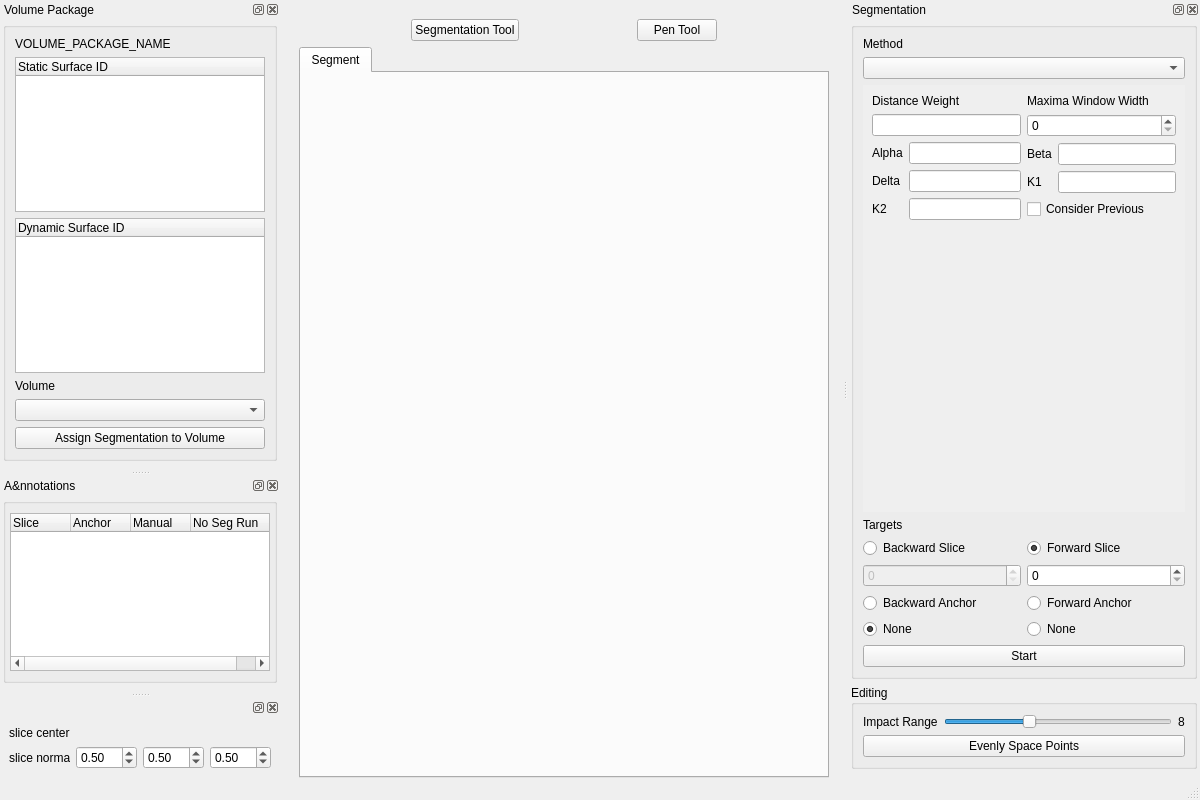
Before: the Qt Designer form volume-cartographer/apps/VC3D/VCMain.ui in SuperOptimizer/villa, drawn with Qt 5.
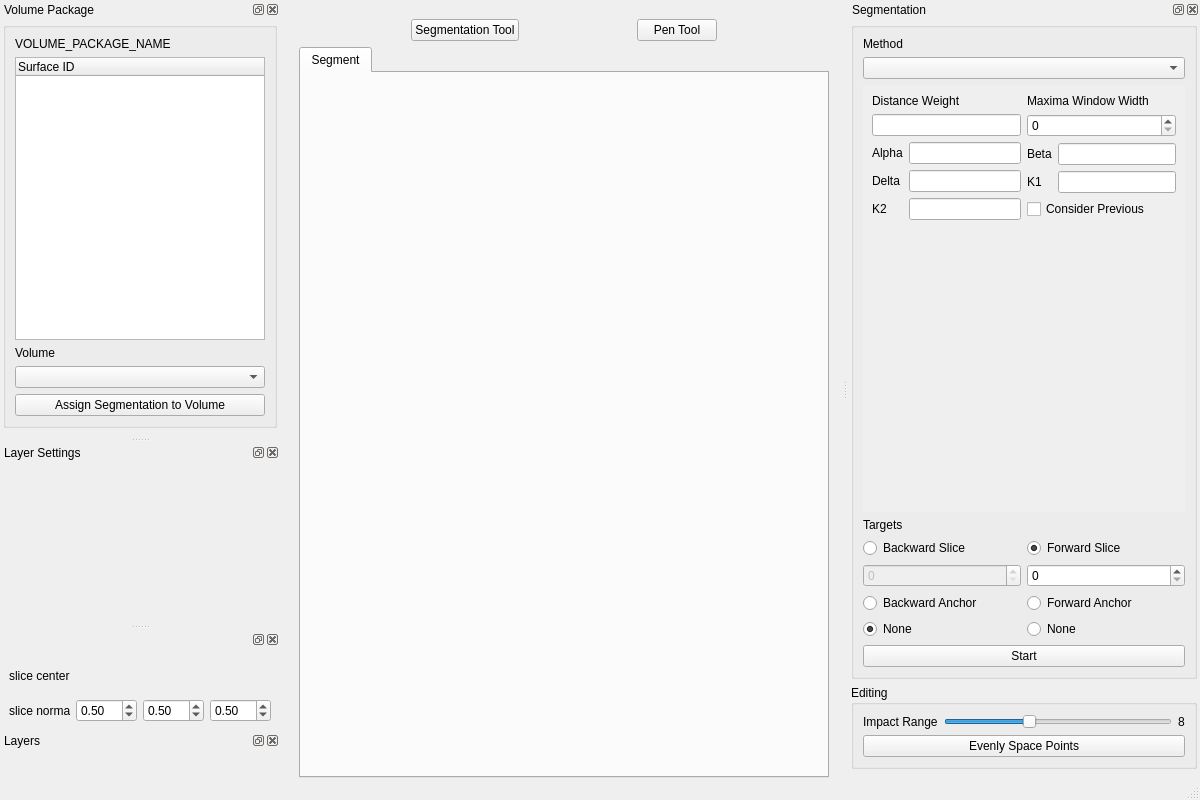
After: the same form once the commit is applied. Icons and pictures are not drawn.

Commit message: gui frameworks for interactive op settings

Diff of the .ui file:
```diff
--- a/volume-cartographer/apps/VC3D/VCMain.ui
+++ b/volume-cartographer/apps/VC3D/VCMain.ui
@@ -209,34 +209,7 @@
             </attribute>
             <column>
              <property name="text">
-              <string>Static Surface ID</string>
-             </property>
-            </column>
-           </widget>
-          </item>
-          <item>
-           <widget class="QTreeWidget" name="treeWidgetDynamicSurfaces">
-            <property name="indentation">
-             <number>0</number>
-            </property>
-            <property name="columnCount">
-             <number>1</number>
-            </property>
-            <attribute name="headerVisible">
-             <bool>true</bool>
-            </attribute>
-            <attribute name="headerMinimumSectionSize">
-             <number>50</number>
-            </attribute>
-            <attribute name="headerDefaultSectionSize">
-             <number>120</number>
-            </attribute>
-            <attribute name="headerStretchLastSection">
-             <bool>true</bool>
-            </attribute>
-            <column>
-             <property name="text">
-              <string>Dynamic Surface ID</string>
+              <string>Surface ID</string>
              </property>
             </column>
            </widget>
@@ -283,7 +256,7 @@
     <set>Qt::DockWidgetArea::LeftDockWidgetArea|Qt::DockWidgetArea::RightDockWidgetArea</set>
    </property>
    <property name="windowTitle">
-    <string>A&amp;nnotations</string>
+    <string>Layer Settings</string>
    </property>
    <attribute name="dockWidgetArea">
     <number>1</number>
@@ -292,90 +265,7 @@
     <property name="enabled">
      <bool>true</bool>
     </property>
-    <layout class="QVBoxLayout" name="verticalLayout_5">
-     <property name="leftMargin">
-      <number>3</number>
-     </property>
-     <property name="topMargin">
-      <number>3</number>
-     </property>
-     <property name="rightMargin">
-      <number>3</number>
-     </property>
-     <property name="bottomMargin">
-      <number>9</number>
-     </property>
-     <item>
-      <layout class="QVBoxLayout" name="verticalLayout">
-       <item>
-        <widget class="QGroupBox" name="groupBox">
-         <property name="title">
-          <string/>
-         </property>
-         <property name="flat">
-          <bool>false</bool>
-         </property>
-         <layout class="QVBoxLayout" name="verticalLayout_6">
-          <property name="leftMargin">
-           <number>4</number>
-          </property>
-          <property name="rightMargin">
-           <number>4</number>
-          </property>
-          <item>
-           <widget class="QTreeWidget" name="treeWidgetAnnotations">
-            <property name="enabled">
-             <bool>true</bool>
-            </property>
-            <property name="editTriggers">
-             <set>QAbstractItemView::EditTrigger::NoEditTriggers</set>
-            </property>
-            <property name="indentation">
-             <number>0</number>
-            </property>
-            <property name="itemsExpandable">
-             <bool>true</bool>
-            </property>
-            <property name="sortingEnabled">
-             <bool>false</bool>
-            </property>
-            <property name="expandsOnDoubleClick">
-             <bool>true</bool>
-            </property>
-            <property name="columnCount">
-             <number>4</number>
-            </property>
-            <attribute name="headerDefaultSectionSize">
-             <number>60</number>
-            </attribute>
-            <column>
-             <property name="text">
-              <string>Slice</string>
-             </property>
-            </column>
-            <column>
-             <property name="text">
-              <string>Anchor</string>
-             </property>
-            </column>
-            <column>
-             <property name="text">
-              <string>Manual</string>
-             </property>
-            </column>
-            <column>
-             <property name="text">
-              <string>No Seg Run</string>
-             </property>
-            </column>
-           </widget>
-          </item>
-         </layout>
-        </widget>
-       </item>
-      </layout>
-     </item>
-    </layout>
+    <layout class="QGridLayout" name="gridLayout_3"/>
    </widget>
   </widget>
   <widget class="QDockWidget" name="dockWidgetSegmentation">
@@ -856,6 +746,17 @@
     </layout>
    </widget>
   </widget>
+  <widget class="QDockWidget" name="dockWidgetOpList">
+   <property name="windowTitle">
+    <string>Layers</string>
+   </property>
+   <attribute name="dockWidgetArea">
+    <number>1</number>
+   </attribute>
+   <widget class="QWidget" name="opsListContent">
+    <layout class="QGridLayout" name="gridLayout_4"/>
+   </widget>
+  </widget>
   <action name="actionOpen">
    <property name="text">
     <string>Open</string>
```
Left out of the diff: 11 changed lines with no effect on the pictures. The commit also changes 5 other files.
